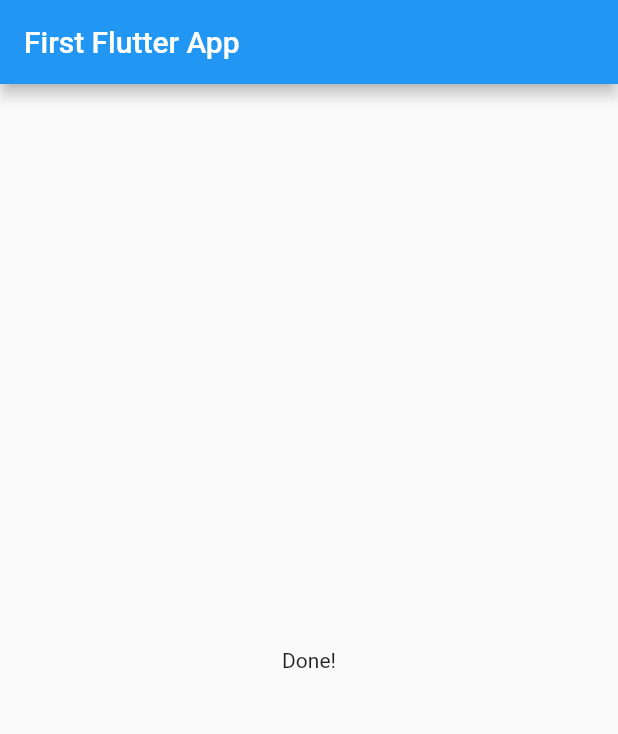
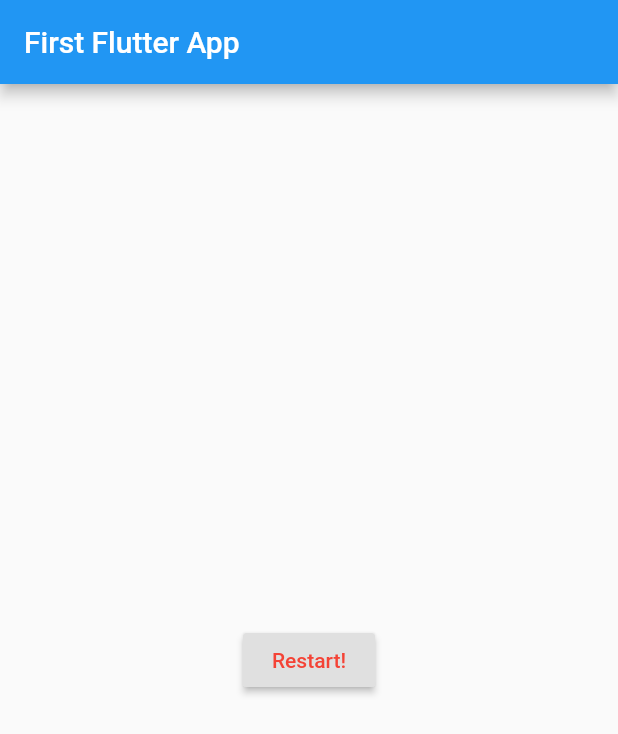
Before and after one commit to danicesf/pmdm-m09-002-2-flutter-basics, a Flutter app: the screen it shows after launch, after a tap on "Resp. 1", after a tap on "Resp. 2", on a phone screen of 412 x 824 dp. Shown: the top 734 px of the screen. Run offline on Flutter 3.47's test engine with Material 2 defaults, Android fonts, the phone set to English and light mode, and no system bars.

Commit message:
final commit

```diff
--- a/lib/main.dart
+++ b/lib/main.dart
@@ -2,6 +2,7 @@ import 'package:flutter/material.dart';
 
 import './answer.dart';
 import './question.dart';
+import './result.dart';
 
 void main() => runApp(MyApp());
 
@@ -34,15 +35,20 @@ class _MyAppState extends State<MyApp> {
     },
   ];
 
-  @override
-  Widget build(BuildContext context) {
   void _answerFunc() {
     setState(() {
       _questionIndex++;
     });
-      print("_answer executed!");
   }
 
+  void _restartQuiz() {
+    setState(() {
+      _questionIndex = 0;
+    });
+  }
+
+  @override
+  Widget build(BuildContext context) {
     return MaterialApp(
       home: Scaffold(
         appBar: AppBar(
@@ -58,9 +64,8 @@ class _MyAppState extends State<MyApp> {
                   }).toList()
                 ],
               )
-              : Center(
-                  child: Text("Done!"),
-                )),
+            : Result(_restartQuiz),
+      ),
     );
   }
 }
--- /dev/null
+++ b/lib/result.dart
@@ -0,0 +1,18 @@
+import 'package:flutter/material.dart';
+
+class Result extends StatelessWidget {
+  final VoidCallback handleRestartQuiz;
+
+  Result(this.handleRestartQuiz);
+
+  @override
+  Widget build(BuildContext context) {
+    return Center(
+      child: RaisedButton(
+        onPressed: handleRestartQuiz,
+        textColor: Colors.red,
+        child: Text("Restart!"),
+      ),
+    );
+  }
+}
```
Lines whose indentation alone changed are shown as unchanged.
